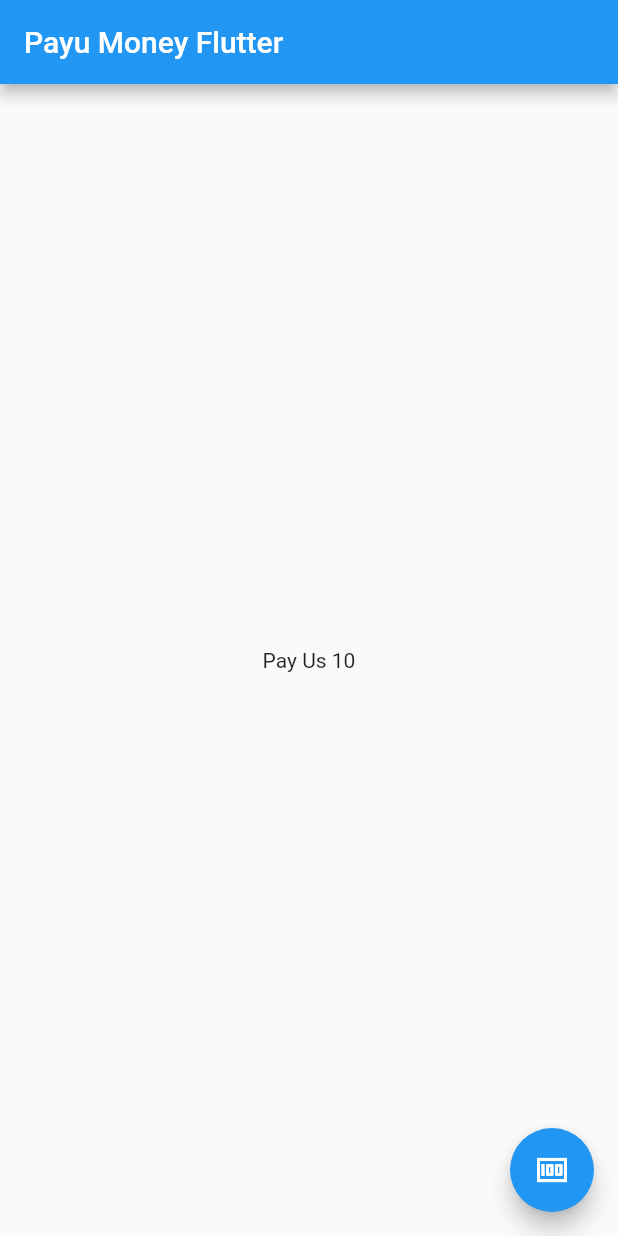
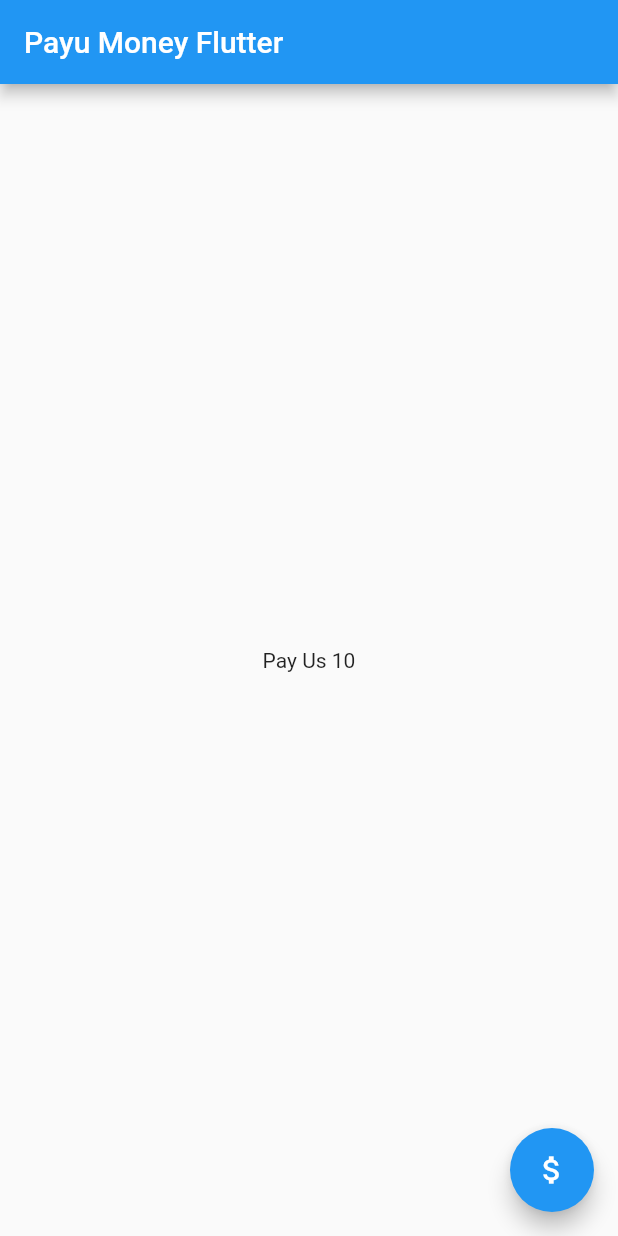
Before and after one commit to ravindra1971/payu_money_flutter, a Flutter app: the screen it shows after launch, on a phone screen of 412 x 824 dp. Run offline on Flutter 3.47's test engine with Material 2 defaults, Android fonts, the phone set to English and light mode, and no system bars.

Commit message:
version 0.0.2

```diff
--- a/example/lib/main.dart
+++ b/example/lib/main.dart
@@ -27,7 +27,7 @@ class _MyAppState extends State<MyApp> {
   String productName = "My Product Name";
   String firstName = "Vaibhav";
   String txnID = "223428947";
-  String amount = "10.00";
+  String amount = "1.0";
 
   @override
   void initState() {
@@ -38,13 +38,13 @@ class _MyAppState extends State<MyApp> {
   // Function for setting up the payment details
   setupPayment() async {
     bool response = await payuMoneyFlutter.setupPaymentKeys(
-        merchantKey: "KSXB9Z3J", merchantID: "AwuZ5FVG4c", isProduction: false, activityTitle: "App Title", disableExitConfirmation: false);
+        merchantKey: "CA9nIRrB", merchantID: "AwuZ5FVG4c", isProduction: false, activityTitle: "App Title", disableExitConfirmation: false);
   }
   // Function for start payment with given merchant id and merchant key
   Future<Map<String, dynamic>> startPayment() async {
     // Generating hash from php server
     Response res =
-    await post("http://server_url.com", body: {
+    await post("https://PayUMoneyServer.codedivinedivin.repl.co", body: {
       "txnid": txnID,
       "phone": phone,
       "email": email,
@@ -56,7 +56,7 @@ class _MyAppState extends State<MyApp> {
     print(data);
     String hash = data['params']['hash'];
     print(hash);
-    Map<String, dynamic> response = await payuMoneyFlutter.startPayment(
+    var response = await payuMoneyFlutter.startPayment(
         txnid: txnID,
         amount: amount,
         name: firstName,
@@ -80,7 +80,7 @@ class _MyAppState extends State<MyApp> {
         floatingActionButton: FloatingActionButton(
           // Starting up the payment
           onPressed: () => startPayment(),
-          child: Icon(Icons.money),
+          child: Icon(Icons.attach_money),
         ),
       ),
     );
--- a/lib/payu_money_flutter.dart
+++ b/lib/payu_money_flutter.dart
@@ -30,7 +30,7 @@ class PayuMoneyFlutter {
     return response;
   }
 
-  Future<Map<String, dynamic>> startPayment(
+  Future<dynamic> startPayment(
       {@required String txnid,
         @required String amount,
         @required String name,
@@ -38,7 +38,7 @@ class PayuMoneyFlutter {
         @required String phone,
         @required String productName,
         @required String hash}) async {
-    Map<String, dynamic> response =
+    var response =
     await _channel.invokeMethod("startPayment", {
       "txnid": txnid,
       "hash": hash,
--- a/pubspec.yaml
+++ b/pubspec.yaml
@@ -1,7 +1,6 @@
 name: payu_money_flutter
 description: This is the plugin for supporting payumoney payment gateway directly by flutter apps. Note Currently supported for only Android Platform. Not for iOS right now but wait for some more days it will be here with new update.
-  And one more thing if you want to make it more better or want to add more platforms support then feel free to contribute.
-version: 0.0.1
+version: 0.0.2
 homepage: "https://github.com/vkpdeveloper/payu_money_flutter/"
 
 environment:
```
Also changed, not shown: example/pubspec.lock, pubspec.lock, 3 other files.
